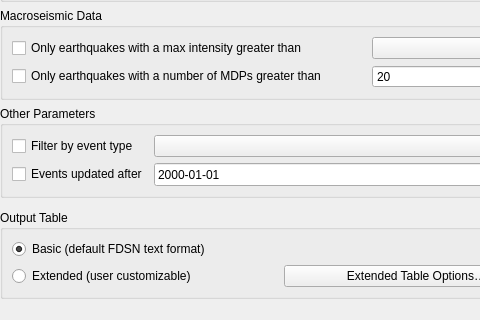
Before: the Qt Designer form qquake/ui/filter_parameter_widget_base.ui in INGV/qquake, drawn with Qt 5; both pictures show x 0 to 480 and y 476 to 796 of the 561 by 884 pixel window.
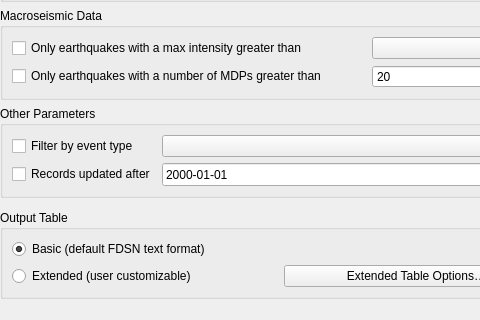
After: the same form once the commit is applied. Custom widgets are drawn as their Qt base class.

Commit message: Update string, because station services also support updatedafter

Patch:
```diff
--- a/qquake/ui/filter_parameter_widget_base.ui
+++ b/qquake/ui/filter_parameter_widget_base.ui
@@ -533,7 +533,7 @@
       <item row="1" column="0">
        <widget class="QCheckBox" name="events_updated_after_check">
         <property name="text">
-         <string>Events updated after</string>
+         <string>Records updated after</string>
         </property>
        </widget>
       </item>
```
